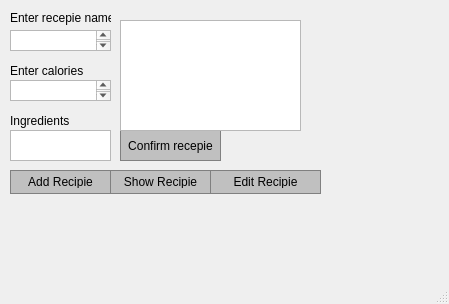
Above: CS4076/mainwindow.ui from silpac-12/CS4076_Project before the change. Below: the same form after it.
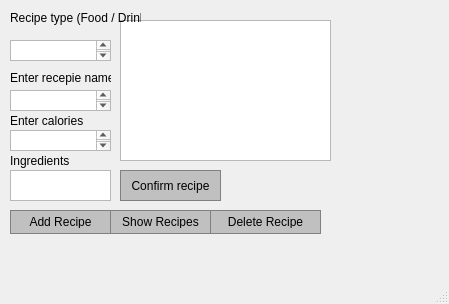
That is the form after the change.

The edit to the form file:
```diff
--- a/CS4076/mainwindow.ui
+++ b/CS4076/mainwindow.ui
@@ -18,7 +18,7 @@
     <property name="geometry">
      <rect>
       <x>10</x>
-      <y>170</y>
+      <y>210</y>
       <width>101</width>
       <height>24</height>
      </rect>
@@ -37,14 +37,14 @@
 }</string>
     </property>
     <property name="text">
-     <string>Add Recipie</string>
+     <string>Add Recipe</string>
     </property>
    </widget>
    <widget class="QPushButton" name="ShowRecepie">
     <property name="geometry">
      <rect>
       <x>110</x>
-      <y>170</y>
+      <y>210</y>
       <width>101</width>
       <height>24</height>
      </rect>
@@ -63,14 +63,14 @@
 }</string>
     </property>
     <property name="text">
-     <string>Show Recipie</string>
+     <string>Show Recipes</string>
     </property>
    </widget>
    <widget class="QPushButton" name="EditRecepie">
     <property name="geometry">
      <rect>
       <x>210</x>
-      <y>170</y>
+      <y>210</y>
       <width>111</width>
       <height>24</height>
      </rect>
@@ -89,14 +89,14 @@
 }</string>
     </property>
     <property name="text">
-     <string>Edit Recipie</string>
+     <string>Delete Recipe</string>
     </property>
    </widget>
    <widget class="QTextEdit" name="textEdit">
     <property name="geometry">
      <rect>
       <x>10</x>
-      <y>30</y>
+      <y>90</y>
       <width>101</width>
       <height>21</height>
      </rect>
@@ -106,7 +106,7 @@
     <property name="geometry">
      <rect>
       <x>10</x>
-      <y>80</y>
+      <y>130</y>
       <width>101</width>
       <height>21</height>
      </rect>
@@ -116,7 +116,7 @@
     <property name="geometry">
      <rect>
       <x>10</x>
-      <y>130</y>
+      <y>170</y>
       <width>101</width>
       <height>31</height>
      </rect>
@@ -126,7 +126,7 @@
     <property name="geometry">
      <rect>
       <x>10</x>
-      <y>10</y>
+      <y>70</y>
       <width>101</width>
       <height>16</height>
      </rect>
@@ -139,7 +139,7 @@
     <property name="geometry">
      <rect>
       <x>10</x>
-      <y>60</y>
+      <y>110</y>
       <width>101</width>
       <height>21</height>
      </rect>
@@ -152,7 +152,7 @@
     <property name="geometry">
      <rect>
       <x>10</x>
-      <y>110</y>
+      <y>150</y>
       <width>101</width>
       <height>21</height>
      </rect>
@@ -165,7 +165,7 @@
     <property name="geometry">
      <rect>
       <x>120</x>
-      <y>130</y>
+      <y>170</y>
       <width>101</width>
       <height>31</height>
      </rect>
@@ -184,19 +184,42 @@
 }</string>
     </property>
     <property name="text">
-     <string>Confirm recepie</string>
+     <string>Confirm recipe</string>
     </property>
    </widget>
-   <widget class="QListView" name="listView">
+   <widget class="QListWidget" name="listWidget">
     <property name="geometry">
      <rect>
       <x>120</x>
       <y>20</y>
-      <width>181</width>
-      <height>111</height>
+      <width>211</width>
+      <height>141</height>
      </rect>
     </property>
    </widget>
+   <widget class="QTextEdit" name="textEdit_4">
+    <property name="geometry">
+     <rect>
+      <x>10</x>
+      <y>40</y>
+      <width>101</width>
+      <height>21</height>
+     </rect>
+    </property>
+   </widget>
+   <widget class="QLabel" name="label_4">
+    <property name="geometry">
+     <rect>
+      <x>10</x>
+      <y>10</y>
+      <width>131</width>
+      <height>16</height>
+     </rect>
+    </property>
+    <property name="text">
+     <string>Recipe type (Food / Drink)</string>
+    </property>
+   </widget>
   </widget>
   <widget class="QMenuBar" name="menubar">
    <property name="geometry">
```
